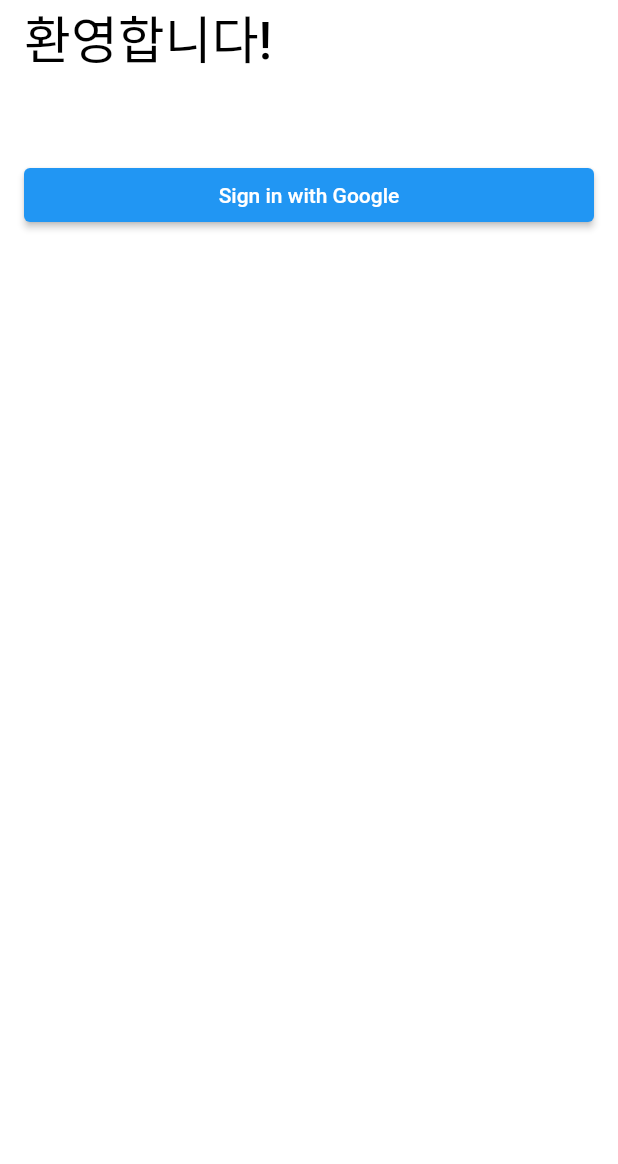
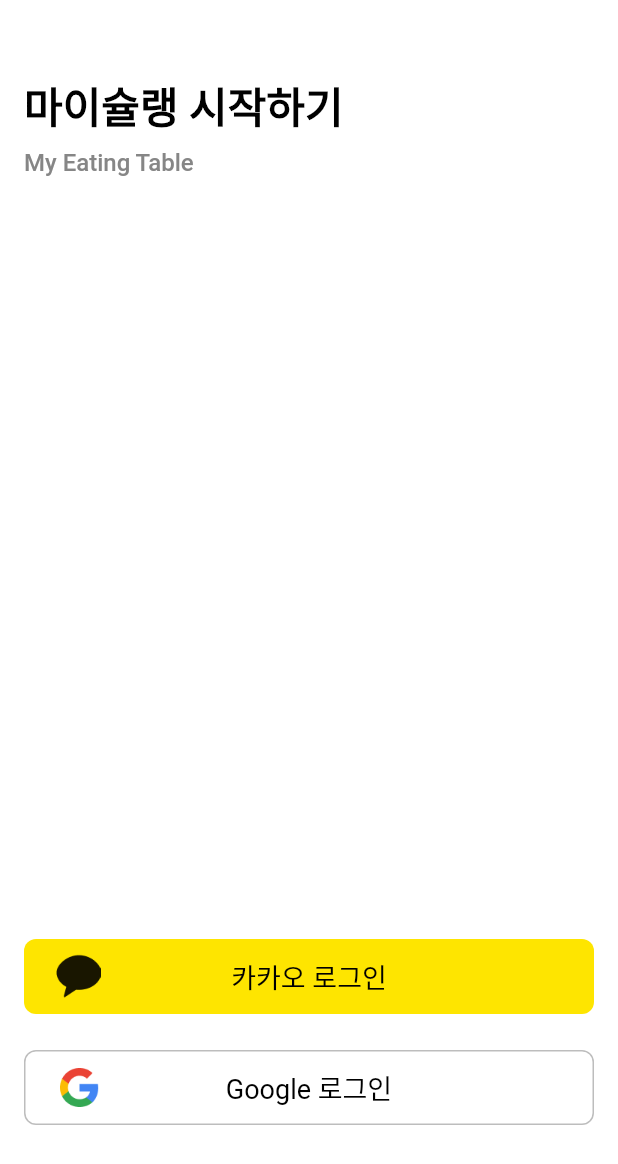
Before and after one commit to njw9108/restaurant_recommendation, a Flutter app: the screen it shows after launch, on a phone screen of 412 x 824 dp. Shown: the top 1164 px of the screen. Run offline on Flutter 3.47's test engine with Material 2 defaults, Android fonts, the phone set to English and light mode, and no system bars; our stand-ins replace cached_network_image, cloud_firestore, dio, firebase_auth, firebase_core, firebase_storage and 8 more; missing offline and left inert: debounce_throttle; accounts and stored records are empty; generated files the repository leaves out were written again; Roboto replaces fonts that are missing (NanumGothic, Paybooc).

Commit message:
feat: sns login btn 추가

```diff
--- a/lib/user/view/login_screen.dart
+++ b/lib/user/view/login_screen.dart
@@ -1,8 +1,12 @@
+import 'dart:io';
+
 import 'package:flutter/material.dart';
-import 'package:provider/provider.dart';
+import 'package:recommend_restaurant/common/const/color.dart';
 import 'package:recommend_restaurant/common/layout/default_layout.dart';
-import 'package:recommend_restaurant/common/widget/overlay_loader.dart';
-import 'package:recommend_restaurant/user/provider/auth_provider.dart';
+
+import '../widget/apple_login_btn.dart';
+import '../widget/google_login_btn.dart';
+import '../widget/kakao_login_btn.dart';
 
 class LoginScreen extends StatelessWidget {
   static String routeName = 'login';
@@ -11,39 +15,37 @@ class LoginScreen extends StatelessWidget {
 
   @override
   Widget build(BuildContext context) {
-    final authProvider = context.watch<AuthProvider>();
-    // if (authProvider.status == LoginStatus.authenticating) {}
-
     return DefaultLayout(
-      child: SingleChildScrollView(
-        keyboardDismissBehavior: ScrollViewKeyboardDismissBehavior.onDrag,
       child: SafeArea(
         top: true,
-          child: Padding(
-            padding: const EdgeInsets.symmetric(horizontal: 16.0),
+        child: Container(
+          padding: const EdgeInsets.symmetric(horizontal: 16.0, vertical: 50),
           child: Column(
             crossAxisAlignment: CrossAxisAlignment.stretch,
+            mainAxisAlignment: MainAxisAlignment.spaceBetween,
             children: [
-                const _Title(),
+              Column(
+                crossAxisAlignment: CrossAxisAlignment.stretch,
+                children: const [
+                  _Title(),
+                  SizedBox(height: 8,),
+                  _SubTitle(),
+                ],
+              ),
+              Column(
+                children: [
+                  const KakaoLoginBtn(),
                   const SizedBox(
-                  height: 16,
+                    height: 24,
                   ),
+                  const GoogleLoginBtn(),
                   const SizedBox(
-                  height: 40,
+                    height: 24,
                   ),
-                ElevatedButton(
-                  onPressed: authProvider.status != LoginStatus.authenticating
-                      ? () async {
-                          final overlayLoader = OverlayLoader();
-                          overlayLoader.showLoading(context);
-                          await context.read<AuthProvider>().signIn();
-                          overlayLoader.removeLoading();
-                        }
-                      : null,
-                  child: const Text('Sign in with Google'),
+                  if (Platform.isIOS) const AppleLoginBtn(),
+                ],
               ),
             ],
-            ),
           ),
         ),
       ),
@@ -57,13 +59,28 @@ class _Title extends StatelessWidget {
   @override
   Widget build(BuildContext context) {
     return const Text(
-      '환영합니다!',
+      '마이슐랭 시작하기',
       style: TextStyle(
-        fontSize: 34,
-        fontWeight: FontWeight.w500,
+        fontSize: 28,
+        fontWeight: FontWeight.w700,
         color: Colors.black,
-        fontFamily: 'Paybooc',
       ),
     );
   }
 }
+
+class _SubTitle extends StatelessWidget {
+  const _SubTitle({Key? key}) : super(key: key);
+
+  @override
+  Widget build(BuildContext context) {
+    return const Text(
+      'My Eating Table',
+      style: TextStyle(
+        fontSize: 16,
+        fontWeight: FontWeight.w500,
+        color: BODY_TEXT_COLOR,
+      ),
+    );
+  }
+}
--- /dev/null
+++ b/lib/user/widget/apple_login_btn.dart
@@ -0,0 +1,44 @@
+import 'package:flutter/material.dart';
+
+class AppleLoginBtn extends StatelessWidget {
+  const AppleLoginBtn({
+    super.key,
+  });
+
+  @override
+  Widget build(BuildContext context) {
+    return Container(
+      height: 50,
+      padding: const EdgeInsets.symmetric(vertical: 8, horizontal: 20),
+      decoration: BoxDecoration(
+        borderRadius: BorderRadius.circular(8),
+        color: Colors.black,
+      ),
+      child: Row(
+        children: [
+          Expanded(
+            child: Align(
+              alignment: Alignment.topLeft,
+              child: Image.asset(
+                'assets/image/btn_apple.png',
+                height: 32,
+              ),
+            ),
+          ),
+          const Expanded(
+            flex: 2,
+            child: Text(
+              'Apple 로그인',
+              textAlign: TextAlign.center,
+              style: TextStyle(
+                color: Colors.white,
+                fontSize: 18,
+              ),
+            ),
+          ),
+          const Spacer(),
+        ],
+      ),
+    );
+  }
+}
--- /dev/null
+++ b/lib/user/widget/google_login_btn.dart
@@ -0,0 +1,62 @@
+import 'package:flutter/material.dart';
+import 'package:provider/provider.dart';
+
+import '../../common/widget/overlay_loader.dart';
+import '../provider/auth_provider.dart';
+
+class GoogleLoginBtn extends StatelessWidget {
+  const GoogleLoginBtn({
+    super.key,
+  });
+
+  @override
+  Widget build(BuildContext context) {
+    final authProvider = context.watch<AuthProvider>();
+
+    return InkWell(
+      onTap: authProvider.status != LoginStatus.authenticating
+          ? () async {
+              final overlayLoader = OverlayLoader();
+              overlayLoader.showLoading(context);
+              await context.read<AuthProvider>().signIn();
+              overlayLoader.removeLoading();
+            }
+          : null,
+      child: Container(
+        height: 50,
+        padding: const EdgeInsets.symmetric(vertical: 8, horizontal: 20),
+        decoration: BoxDecoration(
+          borderRadius: BorderRadius.circular(8),
+          border: Border.all(color: Colors.black26),
+          color: Colors.white,
+        ),
+        child: Row(
+          mainAxisAlignment: MainAxisAlignment.center,
+          children: [
+            Expanded(
+              child: Align(
+                alignment: Alignment.topLeft,
+                child: Image.asset(
+                  'assets/image/btn_google.png',
+                  height: 32,
+                ),
+              ),
+            ),
+            const Expanded(
+              flex: 2,
+              child: Text(
+                'Google 로그인',
+                textAlign: TextAlign.center,
+                style: TextStyle(
+                  color: Colors.black,
+                  fontSize: 18,
+                ),
+              ),
+            ),
+            const Spacer(),
+          ],
+        ),
+      ),
+    );
+  }
+}
--- /dev/null
+++ b/lib/user/widget/kakao_login_btn.dart
@@ -0,0 +1,45 @@
+import 'package:flutter/material.dart';
+
+class KakaoLoginBtn extends StatelessWidget {
+  const KakaoLoginBtn({
+    super.key,
+  });
+
+  @override
+  Widget build(BuildContext context) {
+    return Container(
+      height: 50,
+      padding: const EdgeInsets.symmetric(vertical: 8, horizontal: 20),
+      decoration: BoxDecoration(
+        borderRadius: BorderRadius.circular(8),
+        color: const Color(0xffFEE500),
+      ),
+      child: Row(
+        mainAxisAlignment: MainAxisAlignment.center,
+        children: [
+          Expanded(
+            child: Align(
+              alignment: Alignment.topLeft,
+              child: Image.asset(
+                'assets/image/btn_kakao.png',
+                height: 32,
+              ),
+            ),
+          ),
+          const Expanded(
+            flex: 2,
+            child: Text(
+              '카카오 로그인',
+              textAlign: TextAlign.center,
+              style: TextStyle(
+                color: Colors.black,
+                fontSize: 18,
+              ),
+            ),
+          ),
+          const Spacer(),
+        ],
+      ),
+    );
+  }
+}
--- a/pubspec.yaml
+++ b/pubspec.yaml
@@ -85,6 +85,8 @@ flutter:
   assets:
     - .env
     - assets/image/
+    - assets/image/2x/
+    - assets/image/3x/
   # To add assets to your application, add an assets section, like this:
   # assets:
   #   - images/a_dot_burr.jpeg
```
Also changed, not shown: assets/fonts/paybooc/paybooc Bold.ttf (deleted), assets/fonts/paybooc/paybooc ExtraBold.ttf (deleted), assets/fonts/paybooc/paybooc Light.ttf (deleted), assets/fonts/paybooc/paybooc Medium.ttf (deleted), assets/image/2x/btn_apple.png (added), assets/image/2x/btn_google.png (added), assets/image/2x/btn_kakao.png (added), assets/image/3x/btn_apple.png (added), assets/image/3x/btn_google.png (added), assets/image/3x/btn_kakao.png (added), assets/image/btn_apple.png (added), assets/image/btn_google.png (added), assets/image/btn_kakao.png (added). Lines whose indentation alone changed are shown as unchanged.
